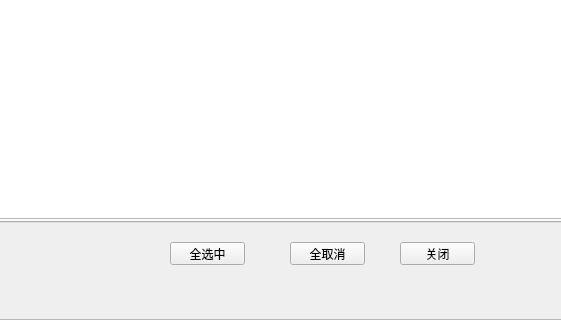
Above: UIWnd/batchsetcardaccess.ui from Anne081031/WinParkUI before the change; both pictures show x 365 to 926 and y 498 to 818 of the 1390 by 818 pixel window. Below: the same form after it.
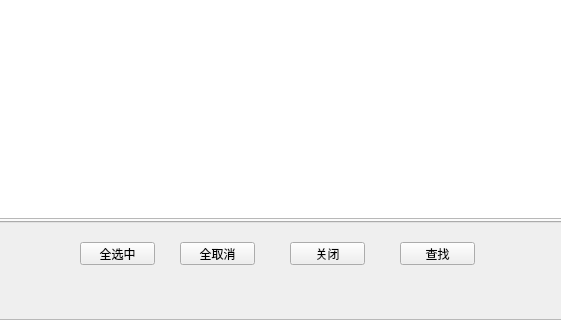
That is the form after the change. Icons and pictures are not drawn.

```diff
--- a/UIWnd/batchsetcardaccess.ui
+++ b/UIWnd/batchsetcardaccess.ui
@@ -350,9 +350,9 @@
    <widget class="QWidget" name="widget_3" native="true">
     <property name="geometry">
      <rect>
-      <x>495</x>
+      <x>405</x>
       <y>680</y>
-      <width>311</width>
+      <width>401</width>
       <height>31</height>
      </rect>
     </property>
@@ -362,7 +362,7 @@
     <widget class="QPushButton" name="btnAllUnselected">
      <property name="geometry">
       <rect>
-       <x>120</x>
+       <x>100</x>
        <y>0</y>
        <width>75</width>
        <height>23</height>
@@ -394,7 +394,7 @@
     <widget class="QPushButton" name="btnMinimalize">
      <property name="geometry">
       <rect>
-       <x>230</x>
+       <x>210</x>
        <y>0</y>
        <width>75</width>
        <height>23</height>
@@ -407,6 +407,19 @@
       <string>关闭</string>
      </property>
     </widget>
+    <widget class="QPushButton" name="btnSerach">
+     <property name="geometry">
+      <rect>
+       <x>320</x>
+       <y>0</y>
+       <width>75</width>
+       <height>23</height>
+      </rect>
+     </property>
+     <property name="text">
+      <string>查找</string>
+     </property>
+    </widget>
    </widget>
    <widget class="QPushButton" name="btnOk">
     <property name="geometry">
```
